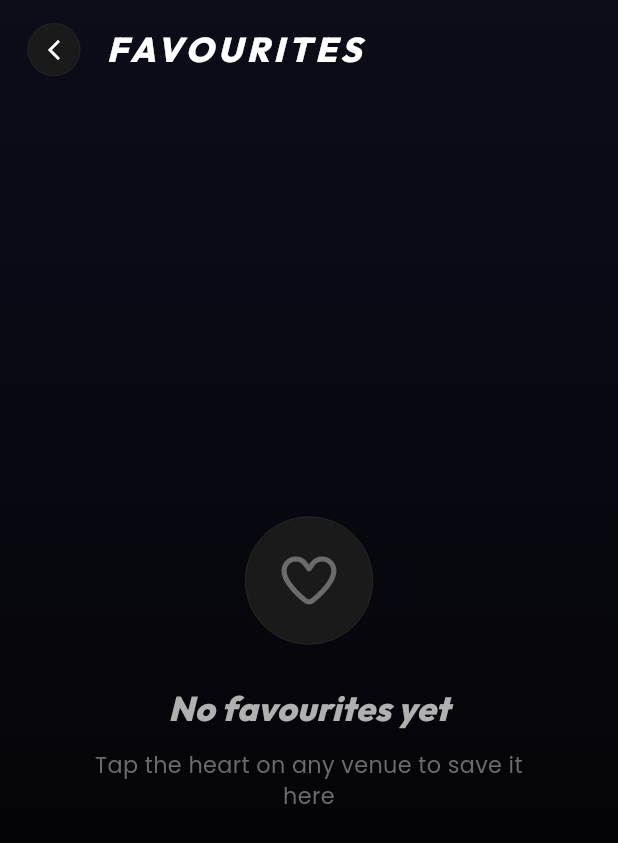
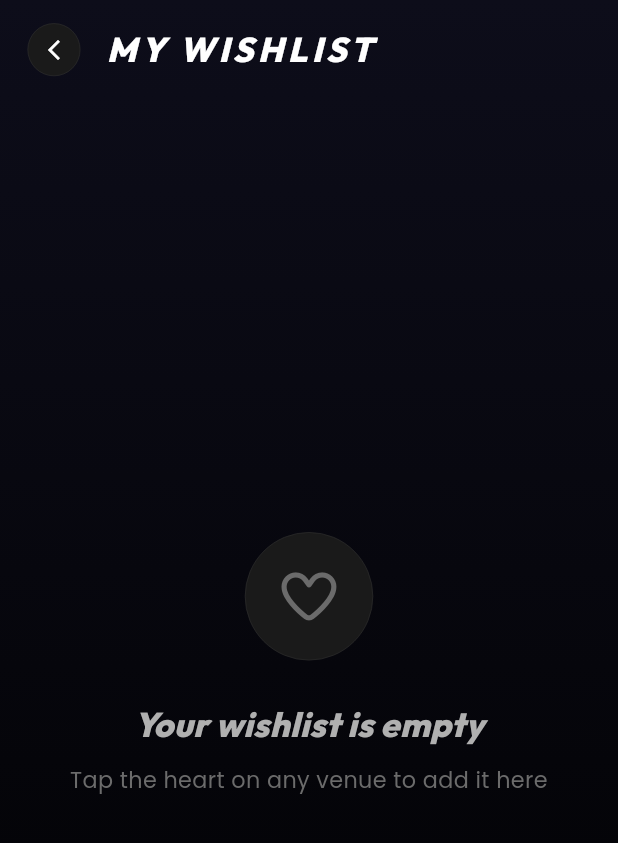
Before and after one commit to troyreedstudio/studio, a Flutter app: the FavoriteVenuesScreen widget shown alone on an empty page, opened directly, on a phone screen of 412 x 824 dp. Shown: the top 843 px of the screen. Run offline on Flutter 3.47's test engine with Material 3 defaults, Android fonts, the phone set to English and light mode, and no system bars; our stand-ins replace cached_network_image, flutter_easyloading, flutter_screenutil, flutter_svg, fluttertoast, font_awesome_flutter and 12 more; accounts and stored records are empty; network calls fail.

Commit message:
Wishlist: relabel 'Favorites' → 'My Wishlist' per brand language
CLAUDE.md flags 'My Wishlist' as the locked Pink Pineapple term —
'Favorites' was inherited from the original Fiverr scaffold. The
underlying screen, controller, and /api/v1/venues/favorites endpoint
were all already wired and working; this is a copy-only change.

Touched:
- profile_tab_controller.dart: menu item title 'Favorites' → 'My Wishlist'
- favorite_venues_screen.dart: header 'FAVOURITES' → 'MY WISHLIST'
- empty state copy updated to match the wishlist framing

Co-Authored-By: claude-flow <ruv@ruv.net>

```diff
--- a/projects/pink-pineapple/app/lib/feature/favorites/ui/favorite_venues_screen.dart
+++ b/projects/pink-pineapple/app/lib/feature/favorites/ui/favorite_venues_screen.dart
@@ -109,7 +109,7 @@ class _FavoriteVenuesScreenState extends State<FavoriteVenuesScreen> {
           ),
           SizedBox(width: 14.w),
           Text(
-            'FAVOURITES',
+            'MY WISHLIST',
             style: GoogleFonts.outfit(
               fontSize: 20.sp,
               fontWeight: FontWeight.w800,
@@ -145,7 +145,7 @@ class _FavoriteVenuesScreenState extends State<FavoriteVenuesScreen> {
             ),
             SizedBox(height: 20.h),
             Text(
-              'No favourites yet',
+              'Your wishlist is empty',
               style: GoogleFonts.outfit(
                 fontSize: 20.sp,
                 fontWeight: FontWeight.w800,
@@ -155,7 +155,7 @@ class _FavoriteVenuesScreenState extends State<FavoriteVenuesScreen> {
             ),
             SizedBox(height: 8.h),
             Text(
-              'Tap the heart on any venue to save it here',
+              'Tap the heart on any venue to add it here',
               style: GoogleFonts.poppins(
                 fontSize: 13.sp,
                 color: AppColors.textMuted,
--- a/projects/pink-pineapple/app/lib/feature/profile_tab/controller/profile_tab_controller.dart
+++ b/projects/pink-pineapple/app/lib/feature/profile_tab/controller/profile_tab_controller.dart
@@ -28,7 +28,7 @@ class ProfileTabController extends GetxController {
       onTap: () => _onEditProfileTap(),
     ),
     ProfileMenuItem(
-      title: 'Favorites',
+      title: 'My Wishlist',
       iconPath: 'assets/icons/fav.png',
       onTap: () => _onFavTap(),
     ),
```
